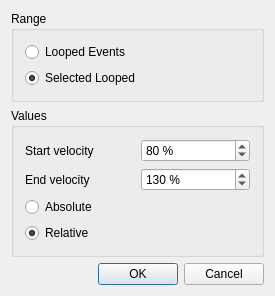
The window that muse2/muse/widgets/function_dialogs/crescendobase.ui (emrum/muse) describes before a commit, drawn with Qt 5.
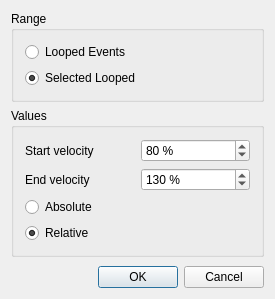
The same window after the commit.

Commit message: added spacers to function dialogs

Diff of the .ui file:
```diff
--- a/muse2/muse/widgets/function_dialogs/crescendobase.ui
+++ b/muse2/muse/widgets/function_dialogs/crescendobase.ui
@@ -7,7 +7,7 @@
     <x>0</x>
     <y>0</y>
     <width>275</width>
-    <height>293</height>
+    <height>299</height>
    </rect>
   </property>
   <property name="windowTitle">
@@ -139,6 +139,19 @@
      </layout>
     </widget>
    </item>
+   <item>
+    <spacer name="verticalSpacer">
+     <property name="orientation">
+      <enum>Qt::Vertical</enum>
+     </property>
+     <property name="sizeHint" stdset="0">
+      <size>
+       <width>20</width>
+       <height>40</height>
+      </size>
+     </property>
+    </spacer>
+   </item>
    <item>
     <layout class="QHBoxLayout" name="horizontalLayout">
      <property name="spacing">
```
The commit also changes 10 other files.
